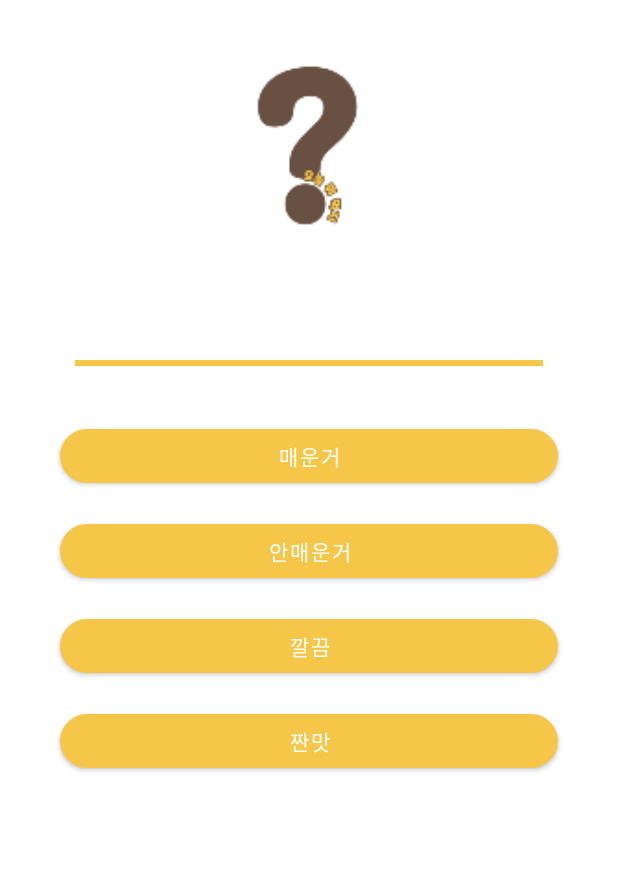
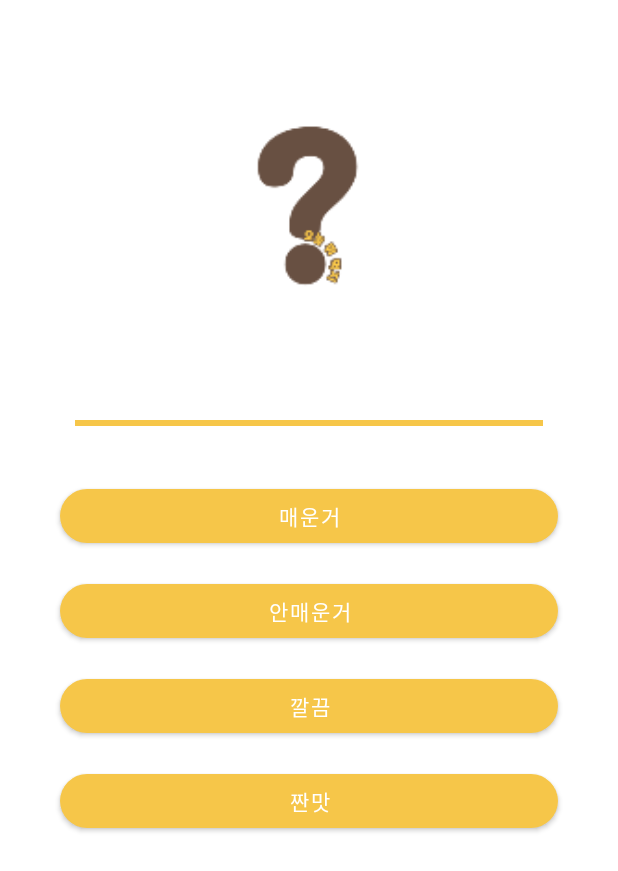
Before and after one commit to Jserim420/today_menu, an Android app: the KorDefault screen opened directly, with no data from a screen before it, on a phone screen of 412 x 824 dp. Shown: the top 871 px of the screen. Run offline under Robolectric (Android 15) with nearby library versions, the phone set to English and light mode, and no system bars.

Commit message:
xml 파일 수정

```diff
--- a/todaymenu/app/src/main/res/layout/menupick_kor_flavor.xml
+++ b/todaymenu/app/src/main/res/layout/menupick_kor_flavor.xml
@@ -9,11 +9,12 @@
         android:id="@+id/imageView"
         android:layout_width="200dp"
         android:layout_height="200dp"
+        android:layout_marginTop="40dp"
         app:layout_constraintEnd_toEndOf="parent"
         app:layout_constraintHorizontal_bias="0.497"
         app:layout_constraintStart_toStartOf="parent"
-        app:srcCompat="@mipmap/icon"
-        tools:layout_editor_absoluteY="86dp" />
+        app:layout_constraintTop_toTopOf="parent"
+        app:srcCompat="@mipmap/icon" />
 
     <ProgressBar
         android:id="@+id/progbar_pb"
--- a/todaymenu/app/src/main/res/layout/menupick_korean_main.xml
+++ b/todaymenu/app/src/main/res/layout/menupick_korean_main.xml
@@ -10,7 +10,6 @@
         android:id="@+id/imageView"
         android:layout_width="200dp"
         android:layout_height="200dp"
-        android:layout_marginTop="24dp"
         app:layout_constraintEnd_toEndOf="parent"
         app:layout_constraintHorizontal_bias="0.497"
         app:layout_constraintStart_toStartOf="parent"
@@ -22,7 +21,6 @@
         android:layout_width="0dp"
         android:layout_height="wrap_content"
         android:layout_marginLeft="40dp"
-        android:layout_marginTop="16dp"
         android:layout_marginRight="40dp"
         android:text="밥"
         app:cornerRadius="30dp"
@@ -101,7 +99,6 @@
         android:layout_width="0dp"
         android:layout_height="60dp"
         android:layout_marginLeft="50dp"
-        android:layout_marginTop="8dp"
         android:layout_marginRight="50dp"
         android:max="3"
         android:progress="2"
```
